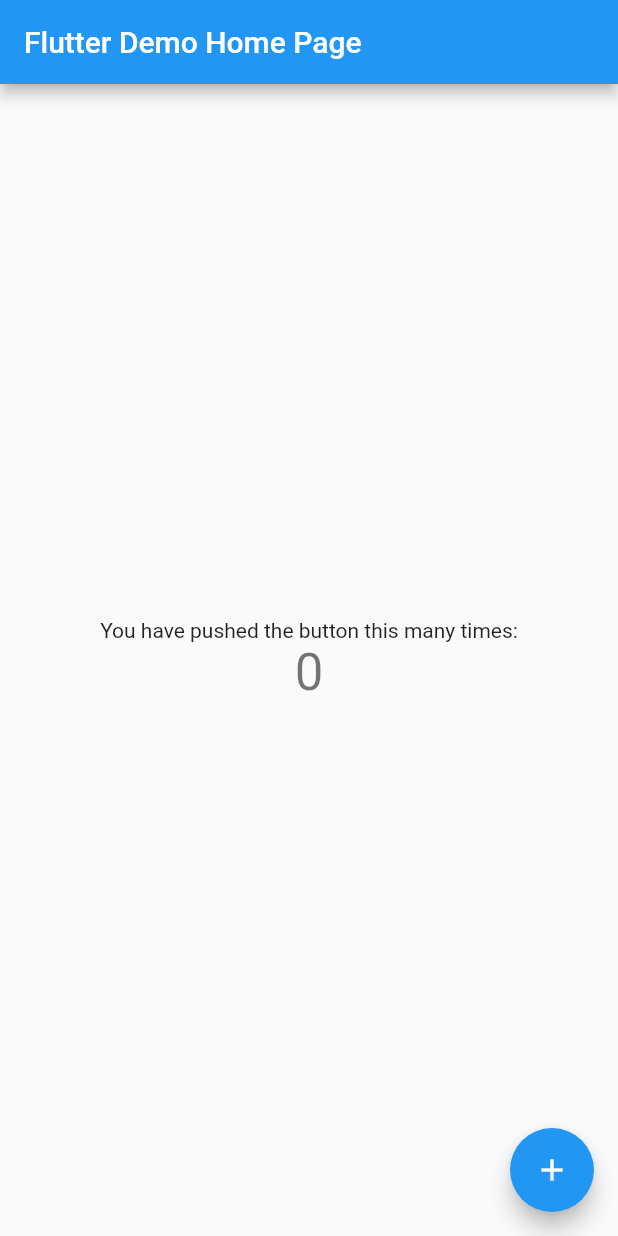
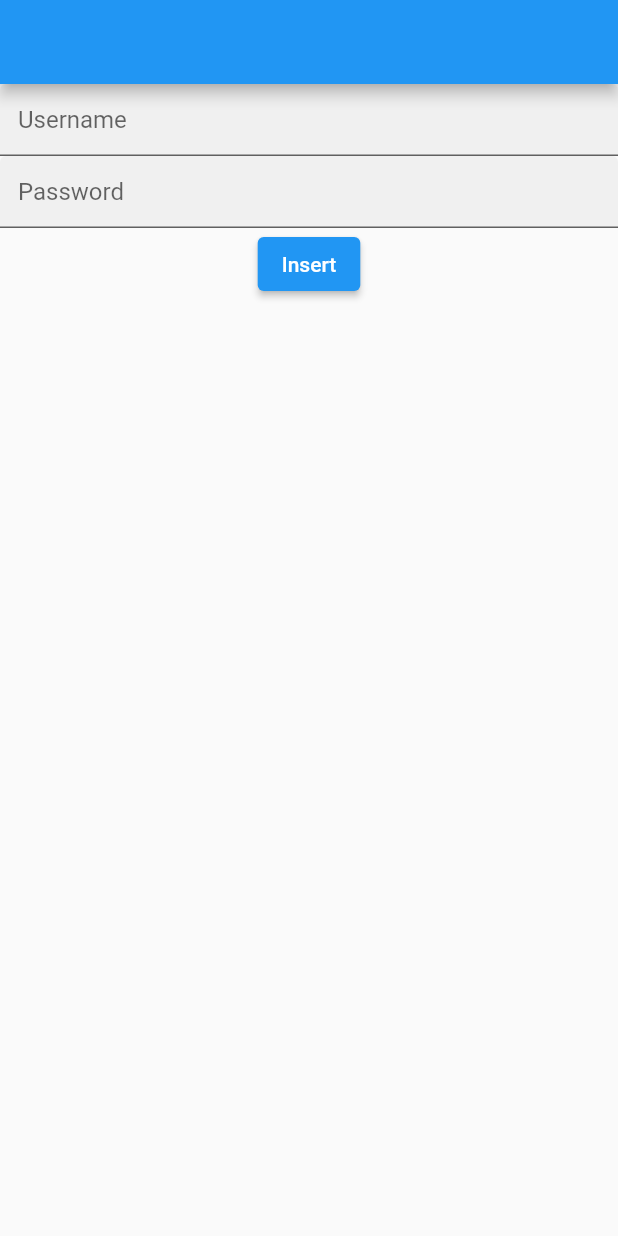
Before and after one commit to necatdede/flutter-mongo-example, a Flutter app: the screen it shows after launch, on a phone screen of 412 x 824 dp. Run offline on Flutter 3.47's test engine with Material 2 defaults, Android fonts, the phone set to English and light mode, and no system bars; missing offline and left inert: mongo_dart.

Commit message:
mongo data insert

```diff
--- a/lib/db_helper/mongodb.dart
+++ b/lib/db_helper/mongodb.dart
@@ -1,6 +1,7 @@
 import 'dart:developer';
 
 import 'package:flutter_mongo_example/db_helper/constants.dart';
+import 'package:flutter_mongo_example/user_model.dart';
 import 'package:mongo_dart/mongo_dart.dart';
 
 class MongoDatabase {
@@ -11,4 +12,17 @@
     inspect(db);
     userCollection = db.collection(USER_COLLECTION);
   }
+
+  static Future<String> insert(UserModel user) async {
+    try {
+      var result = userCollection.insertOne(user.toJson());
+      if (result.isSuccess) {
+        return "User Inserted";
+      } else {
+        return "Not Inserted";
+      }
+    } catch (e) {
+      return e.toString();
+    }
+  }
 }
--- a/lib/main.dart
+++ b/lib/main.dart
@@ -1,5 +1,6 @@
 import 'package:flutter/material.dart';
 import 'package:flutter_mongo_example/db_helper/mongodb.dart';
+import 'package:flutter_mongo_example/user_create_page.dart';
 
 void main() async {
   WidgetsFlutterBinding.ensureInitialized();
@@ -10,109 +11,14 @@
 class MyApp extends StatelessWidget {
   const MyApp({Key? key}) : super(key: key);
 
-  // This widget is the root of your application.
   @override
   Widget build(BuildContext context) {
     return MaterialApp(
       title: 'Flutter Demo',
       theme: ThemeData(
-        // This is the theme of your application.
-        //
-        // Try running your application with "flutter run". You'll see the
-        // application has a blue toolbar. Then, without quitting the app, try
-        // changing the primarySwatch below to Colors.green and then invoke
-        // "hot reload" (press "r" in the console where you ran "flutter run",
-        // or simply save your changes to "hot reload" in a Flutter IDE).
-        // Notice that the counter didn't reset back to zero; the application
-        // is not restarted.
         primarySwatch: Colors.blue,
       ),
-      home: const MyHomePage(title: 'Flutter Demo Home Page'),
+      home: const UserCreatePage(),
     );
   }
 }
-
-class MyHomePage extends StatefulWidget {
-  const MyHomePage({Key? key, required this.title}) : super(key: key);
-
-  // This widget is the home page of your application. It is stateful, meaning
-  // that it has a State object (defined below) that contains fields that affect
-  // how it looks.
-
-  // This class is the configuration for the state. It holds the values (in this
-  // case the title) provided by the parent (in this case the App widget) and
-  // used by the build method of the State. Fields in a Widget subclass are
-  // always marked "final".
-
-  final String title;
-
-  @override
-  State<MyHomePage> createState() => _MyHomePageState();
-}
-
-class _MyHomePageState extends State<MyHomePage> {
-  int _counter = 0;
-
-  void _incrementCounter() {
-    setState(() {
-      // This call to setState tells the Flutter framework that something has
-      // changed in this State, which causes it to rerun the build method below
-      // so that the display can reflect the updated values. If we changed
-      // _counter without calling setState(), then the build method would not be
-      // called again, and so nothing would appear to happen.
-      _counter++;
-    });
-  }
-
-  @override
-  Widget build(BuildContext context) {
-    // This method is rerun every time setState is called, for instance as done
-    // by the _incrementCounter method above.
-    //
-    // The Flutter framework has been optimized to make rerunning build methods
-    // fast, so that you can just rebuild anything that needs updating rather
-    // than having to individually change instances of widgets.
-    return Scaffold(
-      appBar: AppBar(
-        // Here we take the value from the MyHomePage object that was created by
-        // the App.build method, and use it to set our appbar title.
-        title: Text(widget.title),
-      ),
-      body: Center(
-        // Center is a layout widget. It takes a single child and positions it
-        // in the middle of the parent.
-        child: Column(
-          // Column is also a layout widget. It takes a list of children and
-          // arranges them vertically. By default, it sizes itself to fit its
-          // children horizontally, and tries to be as tall as its parent.
-          //
-          // Invoke "debug painting" (press "p" in the console, choose the
-          // "Toggle Debug Paint" action from the Flutter Inspector in Android
-          // Studio, or the "Toggle Debug Paint" command in Visual Studio Code)
-          // to see the wireframe for each widget.
-          //
-          // Column has various properties to control how it sizes itself and
-          // how it positions its children. Here we use mainAxisAlignment to
-          // center the children vertically; the main axis here is the vertical
-          // axis because Columns are vertical (the cross axis would be
-          // horizontal).
-          mainAxisAlignment: MainAxisAlignment.center,
-          children: <Widget>[
-            const Text(
-              'You have pushed the button this many times:',
-            ),
-            Text(
-              '$_counter',
-              style: Theme.of(context).textTheme.headline4,
-            ),
-          ],
-        ),
-      ),
-      floatingActionButton: FloatingActionButton(
-        onPressed: _incrementCounter,
-        tooltip: 'Increment',
-        child: const Icon(Icons.add),
-      ), // This trailing comma makes auto-formatting nicer for build methods.
-    );
-  }
-}
--- /dev/null
+++ b/lib/user_create_page.dart
@@ -0,0 +1,43 @@
+import 'package:flutter/material.dart';
+import 'package:flutter_mongo_example/db_helper/mongodb.dart';
+import 'package:flutter_mongo_example/user_model.dart';
+import 'package:mongo_dart/mongo_dart.dart' as mongo;
+
+class UserCreatePage extends StatefulWidget {
+  const UserCreatePage({Key? key}) : super(key: key);
+
+  @override
+  State<UserCreatePage> createState() => _UserCreatePageState();
+}
+
+class _UserCreatePageState extends State<UserCreatePage> {
+  TextEditingController usernameController = TextEditingController();
+  TextEditingController passwordController = TextEditingController();
+  @override
+  Widget build(BuildContext context) {
+    return Scaffold(
+      appBar: AppBar(),
+      body: Column(children: [
+        TextField(
+          decoration: const InputDecoration(hintText: "Username", filled: true),
+          controller: usernameController,
+        ),
+        TextField(
+          decoration: const InputDecoration(hintText: "Password", filled: true),
+          controller: passwordController,
+        ),
+        ElevatedButton(
+            onPressed: () {
+              insertUser(usernameController.text, passwordController.text);
+            },
+            child: const Text("Insert"))
+      ]),
+    );
+  }
+
+  Future<void> insertUser(String username, String password) async {
+    var id = mongo.ObjectId();
+    final data = UserModel(id: id, name: username, password: password);
+    var result = await MongoDatabase.insert(data);
+  }
+}
--- /dev/null
+++ b/lib/user_model.dart
@@ -0,0 +1,34 @@
+// To parse this JSON data, do
+//
+//     final userModel = userModelFromJson(jsonString);
+
+import 'dart:convert';
+
+import 'package:mongo_dart/mongo_dart.dart';
+
+UserModel userModelFromJson(String str) => UserModel.fromJson(json.decode(str));
+
+String userModelToJson(UserModel data) => json.encode(data.toJson());
+
+class UserModel {
+  ObjectId id;
+  String name;
+  String password;
+  UserModel({
+    required this.id,
+    required this.name,
+    required this.password,
+  });
+
+  factory UserModel.fromJson(Map<String, dynamic> json) => UserModel(
+        id: json["_id"],
+        name: json["name"],
+        password: json["password"],
+      );
+
+  Map<String, dynamic> toJson() => {
+        "_id": id,
+        "name": name,
+        "password": password,
+      };
+}
```
